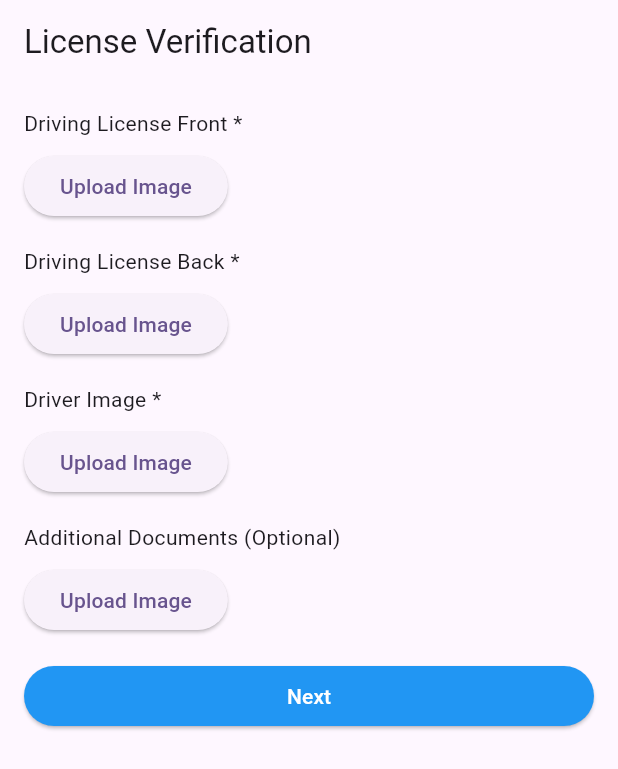
After one commit to dinithchanuka/driverinfo, a Flutter app: the LicenseVerificationScreen screen opened by its route, after a tap on "Upload Image", on a phone screen of 412 x 824 dp. The commit adds this screen. Shown: the top 769 px of the screen. Run offline on Flutter 3.47's test engine with Material 3 defaults, Android fonts, the phone set to English and light mode, and no system bars; our stand-ins replace go_router, image_picker.

Commit message:
Image picker, License screen

```diff
--- a/lib/main.dart
+++ b/lib/main.dart
@@ -1,5 +1,6 @@
 import 'package:driverinfo/routes/app_routes.dart';
 import 'package:driverinfo/viewmodels/driver_viewmodel.dart';
+import 'package:driverinfo/viewmodels/license_viewmodel.dart';
 import 'package:flutter/material.dart';
 import 'package:provider/provider.dart';
 
@@ -7,6 +8,7 @@ void main() {
   runApp(MultiProvider(
     providers: [
       ChangeNotifierProvider(create: (_) => DriverViewModel()),
+      ChangeNotifierProvider(create: (_) => LicenseViewModel()),
     ],
     child: MyApp(),
   ),);
--- a/lib/routes/app_routes.dart
+++ b/lib/routes/app_routes.dart
@@ -1,4 +1,5 @@
 import 'package:driverinfo/views/driver_details_screen.dart';
+import 'package:driverinfo/views/license_verification_screen.dart';
 import 'package:go_router/go_router.dart';
 
 final GoRouter router = GoRouter(
@@ -7,5 +8,9 @@ final GoRouter router = GoRouter(
       path: '/',
       builder: (context, state) => DriverDetailsScreen(),
     ),
+    GoRoute(
+      path: '/license',
+      builder: (context, state) => LicenseVerificationScreen(),
+    ),
   ],
 );
--- /dev/null
+++ b/lib/viewmodels/license_viewmodel.dart
@@ -0,0 +1,40 @@
+import 'dart:io';
+
+import 'package:flutter/material.dart';
+
+class LicenseViewModel with ChangeNotifier {
+  File? _licenseFront;
+  File? _licenseBack;
+  File? _driverImage;
+  File? _additionalDocuments;
+
+  File? get licenseFront => _licenseFront;
+  File? get licenseBack => _licenseBack;
+  File? get driverImage => _driverImage;
+  File? get additionalDocuments => _additionalDocuments;
+
+  void setLicenseFront(File file) {
+    _licenseFront = file;
+    notifyListeners();
+  }
+
+  void setLicenseBack(File file) {
+    _licenseBack = file;
+    notifyListeners();
+  }
+
+  void setDriverImage(File file) {
+    _driverImage = file;
+    notifyListeners();
+  }
+
+  void setAdditionalDocuments(File file) {
+    _additionalDocuments = file;
+    notifyListeners();
+  }
+
+  // Validate that all required images are uploaded
+  bool validate() {
+    return _licenseFront != null && _licenseBack != null && _driverImage != null;
+  }
+}
--- a/lib/views/driver_details_screen.dart
+++ b/lib/views/driver_details_screen.dart
@@ -54,7 +54,6 @@ class DriverDetailsScreen extends StatelessWidget {
                 labelText: 'Email',
                 hintText: 'Enter your email address',
                 controller: _emailController,
-                keyboardType: TextInputType.phone,
                 validator: (value) {
                   final requiredError =
                       ValidationUtils.validateRequired(value, 'Email');
@@ -69,7 +68,6 @@ class DriverDetailsScreen extends StatelessWidget {
                 labelText: 'NIC',
                 hintText: 'Enter your NIC number',
                 controller: _nicController,
-                keyboardType: TextInputType.phone,
                 validator: (value) {
                   final requiredError =
                       ValidationUtils.validateRequired(value, 'NIC');
--- /dev/null
+++ b/lib/views/license_verification_screen.dart
@@ -0,0 +1,62 @@
+import 'package:driverinfo/viewmodels/license_viewmodel.dart';
+import 'package:driverinfo/widgets/custom_button.dart';
+import 'package:driverinfo/widgets/image_picker_widget.dart';
+import 'package:flutter/material.dart';
+import 'package:provider/provider.dart';
+
+class LicenseVerificationScreen extends StatelessWidget {
+  final _formKey = GlobalKey<FormState>();
+
+  @override
+  Widget build(BuildContext context) {
+    final licenseViewModel = Provider.of<LicenseViewModel>(context);
+
+    return Scaffold(
+      appBar: AppBar(title: Text('License Verification')),
+      body: Padding(
+        padding: const EdgeInsets.all(16.0),
+        child: Form(
+          key: _formKey,
+          child: Column(
+            crossAxisAlignment: CrossAxisAlignment.start,
+            children: [
+              ImagePickerWidget(
+                label: 'Driving License Front',
+                onImagePicked: (file) => licenseViewModel.setLicenseFront(file),
+              ),
+              const SizedBox(height: 16),
+              ImagePickerWidget(
+                label: 'Driving License Back',
+                onImagePicked: (file) => licenseViewModel.setLicenseBack(file),
+              ),
+              const SizedBox(height: 16),
+              ImagePickerWidget(
+                label: 'Driver Image',
+                onImagePicked: (file) => licenseViewModel.setDriverImage(file),
+              ),
+              const SizedBox(height: 16),
+              ImagePickerWidget(
+                label: 'Additional Documents (Optional)',
+                onImagePicked: (file) => licenseViewModel.setAdditionalDocuments(file),
+                isRequired: false,
+              ),
+              const SizedBox(height: 16),
+              CustomButton(
+                text: 'Next',
+                onPressed: () {
+                  if (licenseViewModel.validate()) {
+
+                  } else {
+                    ScaffoldMessenger.of(context).showSnackBar(
+                      SnackBar(content: Text('Please upload all required images')),
+                    );
+                  }
+                },
+              ),
+            ],
+          ),
+        ),
+      ),
+    );
+  }
+}
--- /dev/null
+++ b/lib/widgets/image_picker_widget.dart
@@ -0,0 +1,49 @@
+import 'dart:io';
+
+import 'package:driverinfo/core/validation_utils.dart';
+import 'package:flutter/material.dart';
+import 'package:image_picker/image_picker.dart';
+
+class ImagePickerWidget extends StatelessWidget {
+  final String label;
+  final Function(File) onImagePicked;
+  final bool isRequired;
+
+  ImagePickerWidget({
+    required this.label,
+    required this.onImagePicked,
+    this.isRequired = true,
+  });
+
+  Future<void> _pickImage(BuildContext context) async {
+    final pickedFile = await ImagePicker().pickImage(source: ImageSource.gallery, maxWidth: 800, maxHeight: 800);
+    if (pickedFile != null) {
+      final file = File(pickedFile.path);
+
+      // Validate the image
+      final validationError = ValidationUtils.validateImage(file);
+      if (validationError != null) {
+        ScaffoldMessenger.of(context).showSnackBar(
+          SnackBar(content: Text(validationError)),
+        );
+      } else {
+        onImagePicked(file);
+      }
+    }
+  }
+
+  @override
+  Widget build(BuildContext context) {
+    return Column(
+      crossAxisAlignment: CrossAxisAlignment.start,
+      children: [
+        Text('$label ${isRequired ? '*' : ''}'),
+        SizedBox(height: 8),
+        ElevatedButton(
+          onPressed: () => _pickImage(context),
+          child: Text('Upload Image'),
+        ),
+      ],
+    );
+  }
+}
--- a/pubspec.yaml
+++ b/pubspec.yaml
@@ -15,6 +15,8 @@ dependencies:
   cupertino_icons: ^1.0.8
   go_router: ^14.8.0
   provider: ^6.1.2
+  image_picker: ^1.1.2
+  mime: ^1.0.4
 
 dev_dependencies:
   flutter_test:
```
Also changed, not shown: lib/core/validation_utils.dart (+35 -0 lines), pubspec.lock (deleted), 11 other files.
